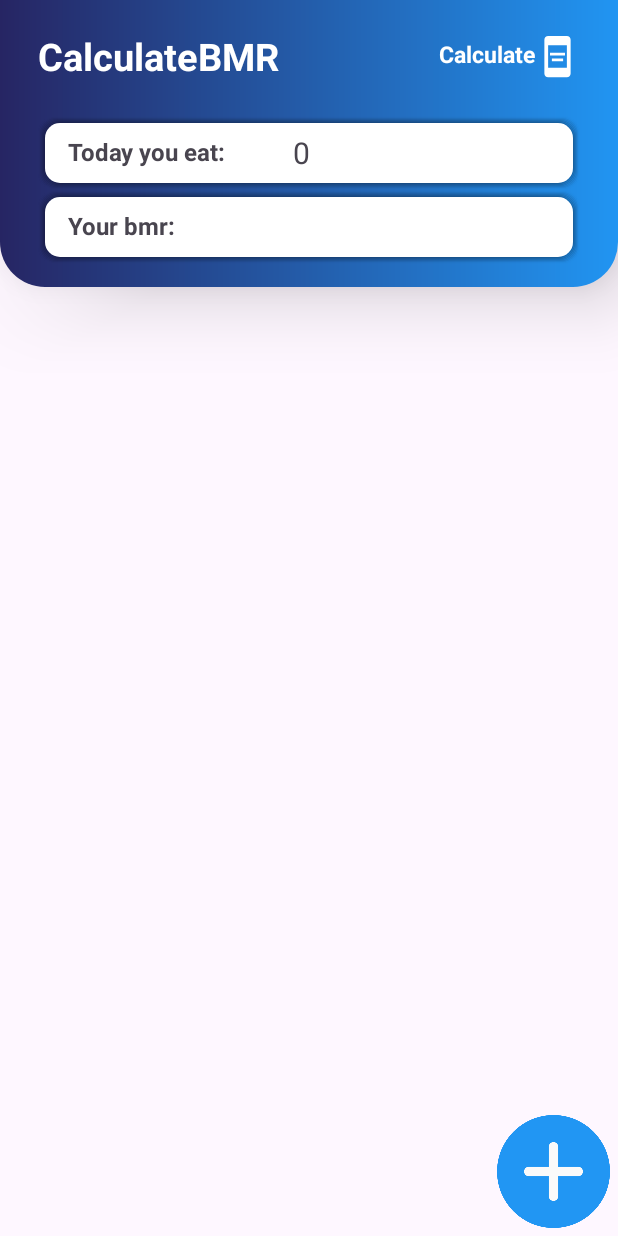
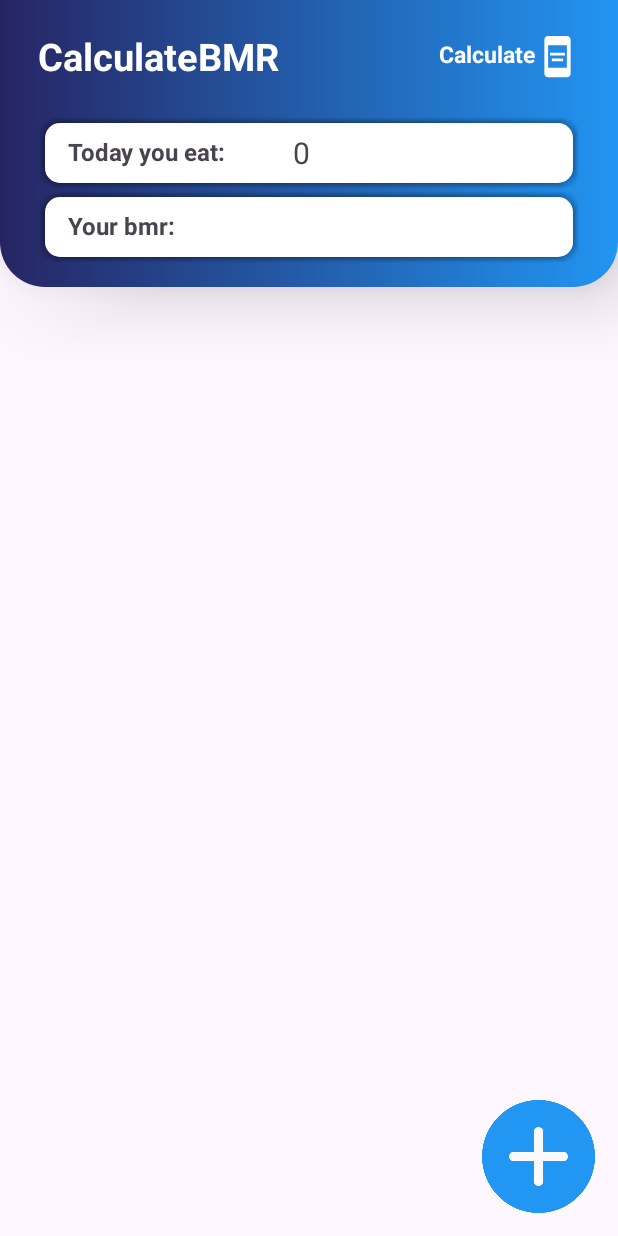
Before and after one commit to KittamadLim/CaloriesTracker, an Android app: the screen it shows after launch (MainActivity), on a phone screen of 412 x 824 dp. Run offline under Robolectric (Android 15) with nearby library versions, the phone set to English and light mode, and no system bars.

Commit message:
addon
addon

```diff
--- a/app/src/main/res/layout/activity_main.xml
+++ b/app/src/main/res/layout/activity_main.xml
@@ -155,15 +155,15 @@
         android:layout_width="wrap_content"
         android:layout_height="wrap_content"
         android:layout_gravity="right"
+        android:layout_margin="15dp"
         android:adjustViewBounds="true"
         android:background="@null"
+        android:elevation="10dp"
         android:foregroundGravity="bottom"
         android:maxHeight="75dp"
         android:scaleType="centerInside"
         android:src="@drawable/plus2"
-        android:layout_margin="5dp"
-        android:elevation="10dp"
-        app:layout_constraintEnd_toEndOf="parent"
-        app:layout_constraintBottom_toBottomOf="parent" />
+        app:layout_constraintBottom_toBottomOf="parent"
+        app:layout_constraintEnd_toEndOf="parent" />
 
 </androidx.constraintlayout.widget.ConstraintLayout>
--- a/app/src/main/res/layout/card_layout.xml
+++ b/app/src/main/res/layout/card_layout.xml
@@ -30,7 +30,8 @@
         <LinearLayout
             android:layout_width="match_parent"
             android:layout_height="match_parent"
-            android:orientation="vertical">
+            android:orientation="vertical"
+            android:paddingStart="20dp">
 
             <TextView
                 android:id="@+id/title"
```
Also changed, not shown: app/src/main/java/com/example/bmrcalculator/MainActivity.java (+25 -0 lines).
